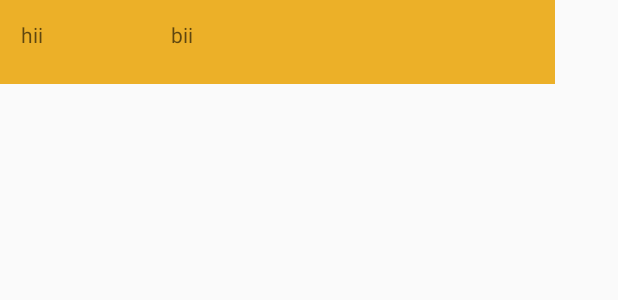
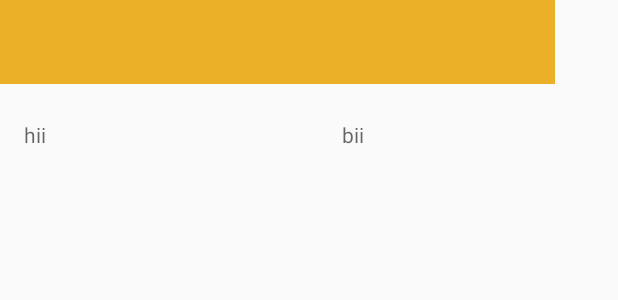
Before and after one commit to anamikagit/IGL4, an Android app: the layout meter_reading_row.xml on its own in the app's theme, with its tools: preview values and no code run, on a phone screen of 412 x 824 dp. Shown: the top 300 px of the screen. Run offline under Robolectric (Android 15) with nearby library versions, the phone set to English and light mode, and no system bars.

Commit message:
shifting textViews below toolbar

```diff
--- a/app/src/main/res/layout/meter_reading_row.xml
+++ b/app/src/main/res/layout/meter_reading_row.xml
@@ -4,30 +4,29 @@
     android:layout_height="match_parent"
     android:id="@+id/reading_layout">
     <include android:id="@+id/myToolbar" layout="@layout/toolbar"/>
+
     <TextView
         android:id="@+id/tv_reading"
         android:layout_width="100dp"
         android:layout_height="50dp"
         android:hint="hii"
+        android:layout_marginLeft="16dp"
+        android:layout_marginStart="16dp"
+        android:layout_marginTop="80dp"
         android:layout_alignParentTop="true"
         android:layout_alignParentLeft="true"
-        android:layout_alignParentStart="true"
-        android:layout_marginLeft="14dp"
-        android:layout_marginStart="14dp"
-        android:layout_marginTop="13dp" />
+        android:layout_alignParentStart="true" />
 
     <TextView
         android:id="@+id/tv_reading_date"
         android:layout_width="150dp"
         android:layout_height="50dp"
-        android:layout_marginRight="23dp"
         android:hint="bii"
-        android:layout_marginEnd="23dp"
         android:layout_alignBaseline="@+id/tv_reading"
         android:layout_alignBottom="@+id/tv_reading"
         android:layout_alignParentRight="true"
         android:layout_alignParentEnd="true"
-        android:layout_toRightOf="@+id/tv_reading"
-        android:layout_toEndOf="@+id/tv_reading" />
+        android:layout_marginRight="34dp"
+        android:layout_marginEnd="34dp" />
 
 </RelativeLayout>
```
